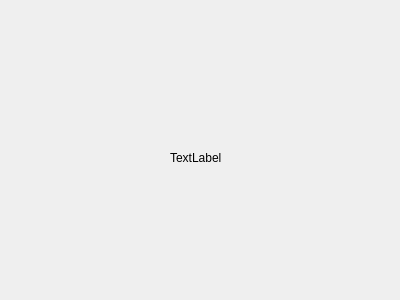
The window that daywindow.ui (kacpwoja/EGUI_Calendar_Qt) describes before a commit, drawn with Qt 5.
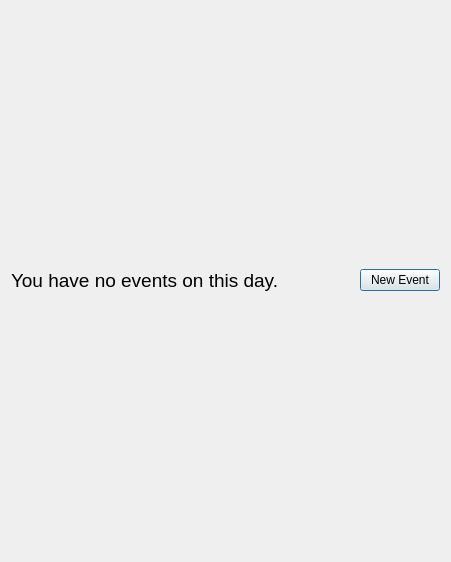
The same window after the commit.

Commit message: simple daywindow

```diff
--- a/daywindow.ui
+++ b/daywindow.ui
@@ -6,26 +6,58 @@
    <rect>
     <x>0</x>
     <y>0</y>
-    <width>400</width>
-    <height>300</height>
+    <width>451</width>
+    <height>562</height>
    </rect>
   </property>
   <property name="windowTitle">
    <string>Dialog</string>
   </property>
-  <widget class="QLabel" name="label">
-   <property name="geometry">
-    <rect>
-     <x>170</x>
-     <y>150</y>
-     <width>57</width>
-     <height>16</height>
-    </rect>
-   </property>
-   <property name="text">
-    <string>TextLabel</string>
-   </property>
-  </widget>
+  <layout class="QVBoxLayout" name="verticalLayout_2">
+   <item>
+    <layout class="QVBoxLayout" name="mainLayout">
+     <item>
+      <layout class="QHBoxLayout" name="topbarLayout">
+       <item>
+        <widget class="QLabel" name="topbarLabel">
+         <property name="font">
+          <font>
+           <pointsize>14</pointsize>
+          </font>
+         </property>
+         <property name="text">
+          <string>You have no events on this day.</string>
+         </property>
+        </widget>
+       </item>
+       <item>
+        <spacer name="topbarSpacer">
+         <property name="orientation">
+          <enum>Qt::Horizontal</enum>
+         </property>
+         <property name="sizeHint" stdset="0">
+          <size>
+           <width>40</width>
+           <height>20</height>
+          </size>
+         </property>
+        </spacer>
+       </item>
+       <item>
+        <widget class="QPushButton" name="newEventButton">
+         <property name="text">
+          <string>New Event</string>
+         </property>
+        </widget>
+       </item>
+      </layout>
+     </item>
+    </layout>
+   </item>
+   <item>
+    <layout class="QVBoxLayout" name="eventsLayout"/>
+   </item>
+  </layout>
  </widget>
  <resources/>
  <connections/>
```
The commit also changes 4 other files.
